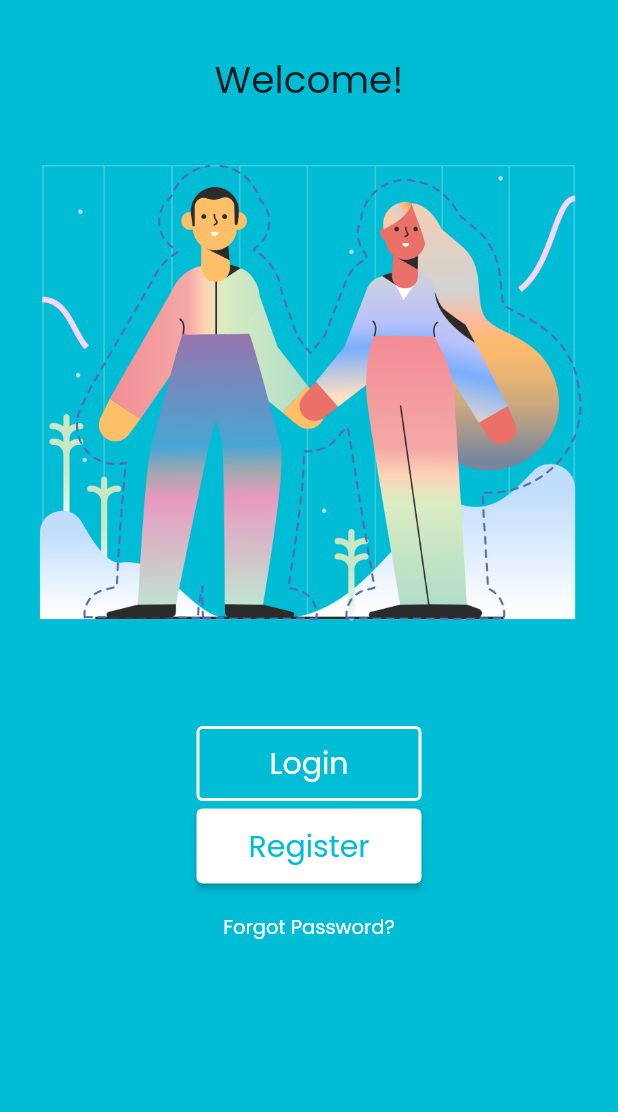
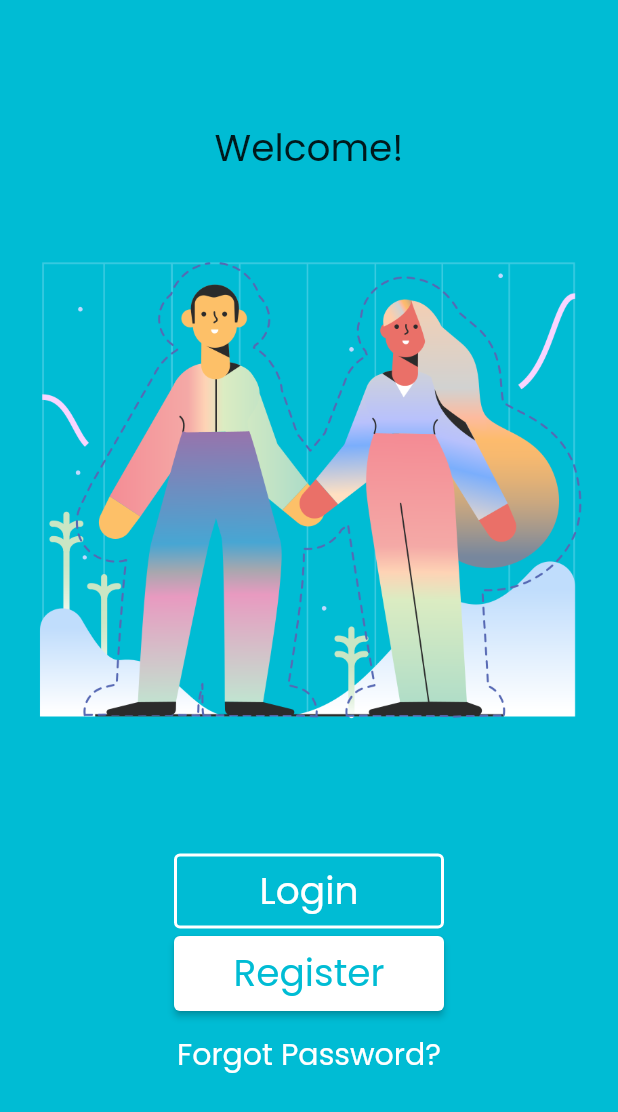
Before and after one commit to ErfiDev/flutter_blog_app, a Flutter app: the screen it shows after launch, on a phone screen of 412 x 824 dp. Shown: the top 1112 px of the screen. Run offline on Flutter 3.47's test engine with Material 2 defaults, Android fonts, the phone set to English and light mode, and no system bars.

Commit message:
change home screen widget styled

```diff
--- a/lib/src/home_page.dart
+++ b/lib/src/home_page.dart
@@ -13,22 +13,24 @@ class HomePage extends StatelessWidget {
         child: Column(
           mainAxisAlignment: MainAxisAlignment.center,
           children: [
-            SizedBox(height: 35),
+            SizedBox(height: 80),
             Text(
               'Welcome!',
               style: TextStyle(fontSize: 25),
             ),
+	    SizedBox(height: 20),
             Image(
               image: AssetImage('images/welcome.png'),
             ),
+	    SizedBox(height: 20),
             OutlinedButton(
               onPressed: () {
                 Navigator.pushNamed(ctx, "/login");
               },
-              child: Text('Login', style: TextStyle(fontSize: 20)),
+              child: Text('Login', style: TextStyle(fontSize: 25)),
               style: OutlinedButton.styleFrom(
                 primary: Colors.white,
-                minimumSize: Size(150, 50),
+                minimumSize: Size(180, 50),
                 side: BorderSide(
                   color: Colors.white,
                   width: 2,
@@ -37,11 +39,11 @@ class HomePage extends StatelessWidget {
             ),
             SizedBox(height: 5),
             ElevatedButton(
-              child: Text('Register', style: TextStyle(fontSize: 20)),
+              child: Text('Register', style: TextStyle(fontSize: 25)),
               onPressed: () {},
               style: TextButton.styleFrom(
                 primary: Colors.cyan,
-                minimumSize: Size(150, 50),
+                minimumSize: Size(180, 50),
                 backgroundColor: Colors.white,
               ),
             ),
@@ -50,7 +52,7 @@ class HomePage extends StatelessWidget {
               child: Text(
                 'Forgot Password?',
                 style: TextStyle(
-                  fontSize: 13,
+                  fontSize: 20,
                   color: Colors.white,
                 ),
               ),
```
